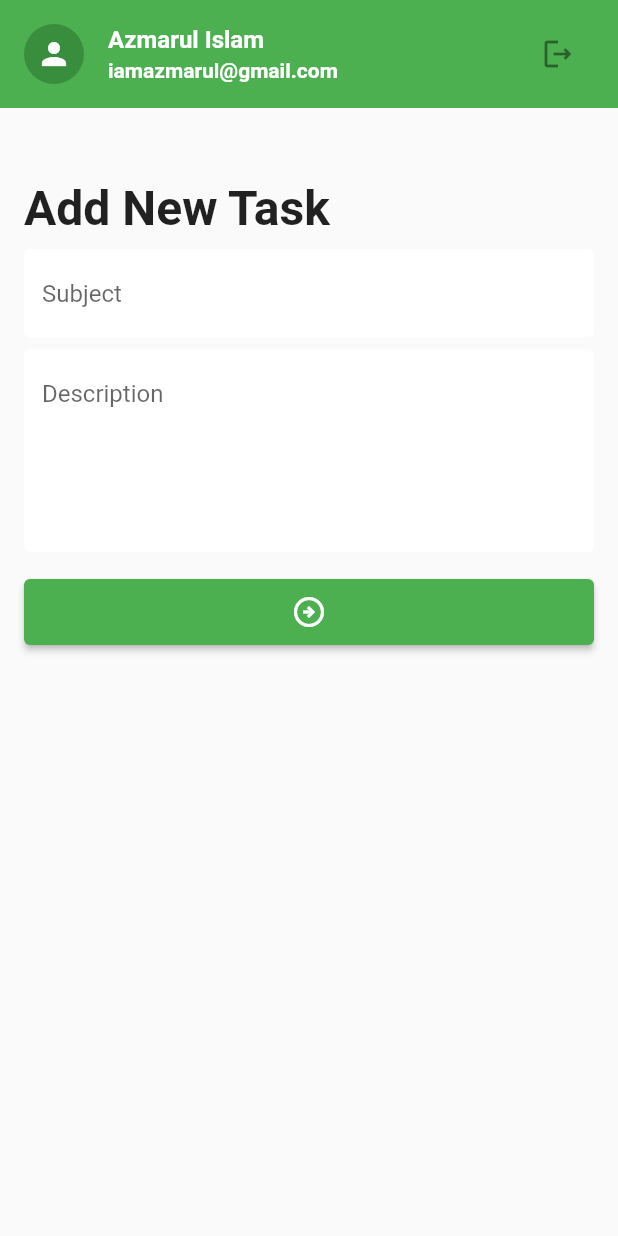
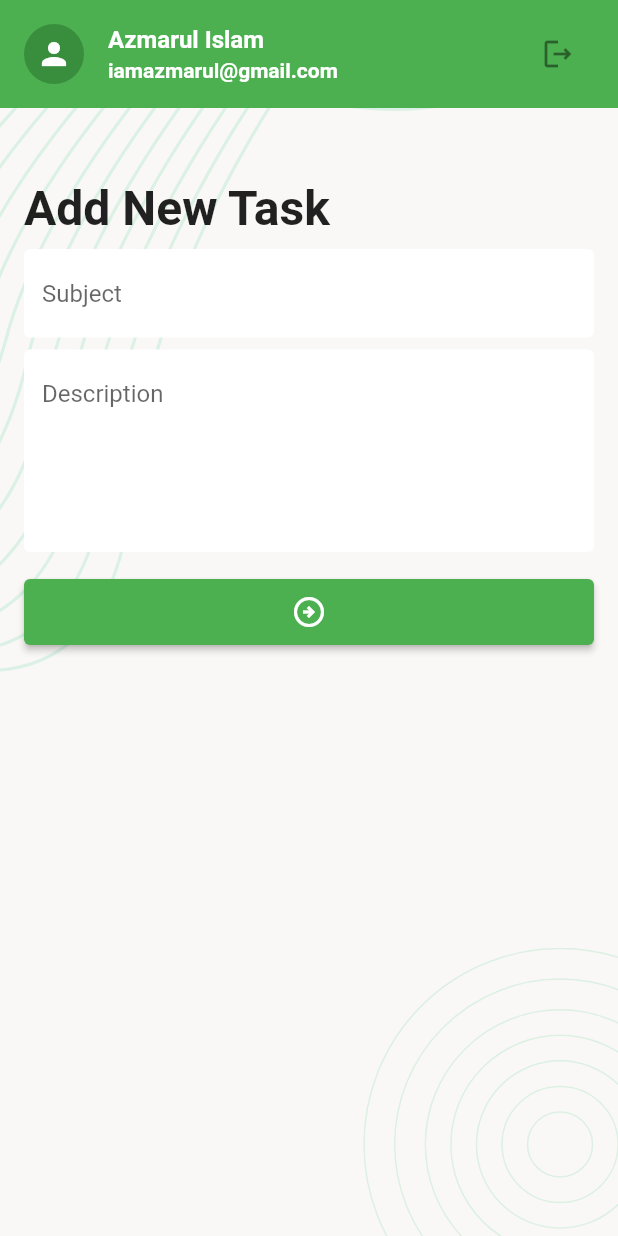
Before and after one commit to iamazmarul/Task_Manager_App, a Flutter app: the AddNewTaskScreen screen opened directly, on a phone screen of 412 x 824 dp. Run offline on Flutter 3.47's test engine with Material 2 defaults, Android fonts, the phone set to English and light mode, and no system bars; our stand-ins replace flutter_svg, pin_code_fields.

Commit message:
Create Multiple Screen

```diff
--- a/lib/ui/screens/add_new_task_screen.dart
+++ b/lib/ui/screens/add_new_task_screen.dart
@@ -1,4 +1,5 @@
 import 'package:flutter/material.dart';
+import 'package:task_manager/ui/widgets/body_background.dart';
 import 'package:task_manager/ui/widgets/profile_summary_card.dart';
 
 class AddNewTaskScreen extends StatefulWidget {
@@ -16,10 +17,11 @@ class _AddNewTaskScreenState extends State<AddNewTaskScreen> {
         child: Column(
           children: [
             const ProfileSummaryCard(),
-            Padding(
+            Expanded(
+                child: BodyBackground(
+                  child: SingleChildScrollView(
+                    child: Padding(
                       padding: const EdgeInsets.all(16),
-              child: Expanded(
-                  child: SingleChildScrollView(
                       child: Column(
                         crossAxisAlignment: CrossAxisAlignment.start,
               children: [
@@ -55,8 +57,9 @@ class _AddNewTaskScreenState extends State<AddNewTaskScreen> {
                   ),
               ],
             ),
-                  )),
-            )
+                    ),
+                  ),
+                ))
           ],
         ),
       ),
--- a/lib/ui/screens/forgot_password_screen.dart
+++ b/lib/ui/screens/forgot_password_screen.dart
@@ -13,7 +13,7 @@ class _ForgotPasswordScreenState extends State<ForgotPasswordScreen> {
   @override
   Widget build(BuildContext context) {
     return Scaffold(
-      body: bodyBackground(
+      body: BodyBackground(
         child: SafeArea(
           child: Padding(
             padding: const EdgeInsets.all(24.0),
--- a/lib/ui/screens/login_screen.dart
+++ b/lib/ui/screens/login_screen.dart
@@ -15,7 +15,7 @@ class _LoginScreenState extends State<LoginScreen> {
   @override
   Widget build(BuildContext context) {
     return Scaffold(
-      body: bodyBackground(
+      body: BodyBackground(
         child: SafeArea(
           child: Padding(
             padding: const EdgeInsets.all(24.0),
--- a/lib/ui/screens/pin_verification_screen.dart
+++ b/lib/ui/screens/pin_verification_screen.dart
@@ -15,7 +15,7 @@ class _PinVerificationScreenState extends State<PinVerificationScreen> {
   @override
   Widget build(BuildContext context) {
     return Scaffold(
-      body: bodyBackground(
+      body: BodyBackground(
         child: SafeArea(
           child: Padding(
             padding: const EdgeInsets.all(24.0),
--- a/lib/ui/screens/set_password_screen.dart
+++ b/lib/ui/screens/set_password_screen.dart
@@ -13,7 +13,7 @@ class _SetPasswordScreenState extends State<SetPasswordScreen> {
   @override
   Widget build(BuildContext context) {
     return Scaffold(
-      body: bodyBackground(
+      body: BodyBackground(
         child: SafeArea(
           child: Padding(
             padding: const EdgeInsets.all(24.0),
--- a/lib/ui/screens/sign_up_screen.dart
+++ b/lib/ui/screens/sign_up_screen.dart
@@ -12,7 +12,7 @@ class _SignUpScreenState extends State<SignUpScreen> {
   @override
   Widget build(BuildContext context) {
     return Scaffold(
-      body: bodyBackground(
+      body: BodyBackground(
         child: SafeArea(
           child: Padding(
             padding: const EdgeInsets.all(24.0),
--- a/lib/ui/screens/splash_screen.dart
+++ b/lib/ui/screens/splash_screen.dart
@@ -28,7 +28,7 @@ class _SplashScreenState extends State<SplashScreen> {
   @override
   Widget build(BuildContext context) {
     return Scaffold(
-      body: bodyBackground(
+      body: BodyBackground(
         child: Center(
           child: SvgPicture.asset(
             "assets/images/app-logo.svg",
--- a/lib/ui/widgets/body_background.dart
+++ b/lib/ui/widgets/body_background.dart
@@ -1,8 +1,8 @@
 import 'package:flutter/material.dart';
 import 'package:flutter_svg/flutter_svg.dart';
 
-class bodyBackground extends StatelessWidget {
-  const bodyBackground({super.key, required this.child});
+class BodyBackground extends StatelessWidget {
+  const BodyBackground({super.key, required this.child});
 
   final Widget child;
 
--- a/lib/ui/widgets/profile_summary_card.dart
+++ b/lib/ui/widgets/profile_summary_card.dart
@@ -1,13 +1,19 @@
 import 'package:flutter/material.dart';
+import 'package:task_manager/ui/screens/update_profile_screen.dart';
 
 class ProfileSummaryCard extends StatelessWidget {
   const ProfileSummaryCard({
-    super.key,
+    super.key, this.enableOnTab = true,
   });
+final bool enableOnTab;
 
   @override
   Widget build(BuildContext context) {
     return ListTile(
+      onTap: (){
+        if(enableOnTab)
+        Navigator.push(context, MaterialPageRoute(builder: (context) => const UpdateProfileScreen()));
+      },
       leading: const CircleAvatar(
         child: Icon(Icons.person),
       ),
@@ -26,9 +32,7 @@ class ProfileSummaryCard extends StatelessWidget {
         ),
       ),
       trailing: IconButton(
-        onPressed: () {
-
-        },
+        onPressed: () {},
         icon: const Icon(Icons.logout_outlined),
       ),
       tileColor: Colors.green,
```
Also changed, not shown: lib/ui/screens/update_profile_screen.dart (+81 -4 lines). Lines whose indentation alone changed are shown as unchanged.
